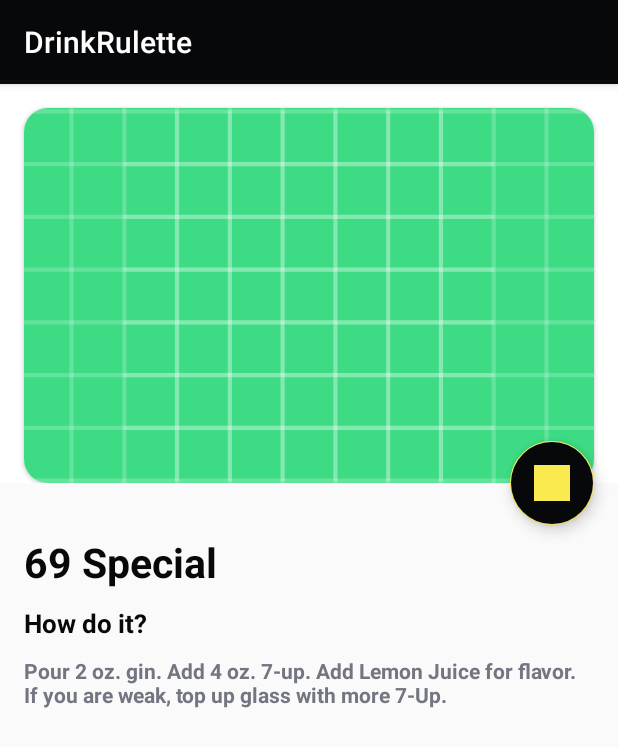
After one commit to EvaGonf12/AndroidAvanzado, an Android app: the fragment DetailFragment shown on its own in the app's theme, on a phone screen of 412 x 824 dp. The commit adds this screen. Shown: the top 747 px of the screen. Run offline under Robolectric (Android 15) with nearby library versions, the phone set to English and light mode, and no system bars; our stand-ins replace RxJava.

Commit message:
Diseñada la pantalla details

```diff
--- a/app/src/main/java/com/bnb/drinkrulette/repository/db/DrinkRouletteDatabase.kt
+++ b/app/src/main/java/com/bnb/drinkrulette/repository/db/DrinkRouletteDatabase.kt
@@ -4,10 +4,11 @@ import android.content.Context
 import androidx.room.Database
 import androidx.room.Room
 import androidx.room.RoomDatabase
+import com.bnb.drinkrulette.repository.model.DrinkDetails
 import com.bnb.drinkrulette.repository.model.DrinkItem
 import com.bnb.drinkrulette.repository.model.DrinkListResponse
 
-@Database(entities = [DrinkItem::class], version = 1, exportSchema = false)
+@Database(entities = [DrinkItem::class, DrinkDetails::class], version = 1, exportSchema = false)
 abstract class DrinkRouletteRoomDatabase : RoomDatabase() {
 
     abstract fun drinkRouletteDao(): DrinkRouletteDao
--- /dev/null
+++ b/app/src/main/java/com/bnb/drinkrulette/ui/drinkDetails/DetailFragment.kt
@@ -0,0 +1,92 @@
+package com.bnb.drinkrulette.ui.drinkDetails
+
+import android.util.Log
+import android.view.WindowManager
+import androidx.lifecycle.ViewModelProvider
+import com.bnb.drinkrulette.R
+import com.bnb.drinkrulette.base.BaseDrinkRoulette
+import com.bnb.drinkrulette.repository.model.DrinkDetails
+import com.bnb.drinkrulette.repository.network.DrinkRouletteService
+import com.bnb.drinkrulette.utils.CustomViewModelFactory
+import io.reactivex.Completable
+import io.reactivex.CompletableObserver
+import io.reactivex.android.schedulers.AndroidSchedulers
+import io.reactivex.disposables.Disposable
+import retrofit2.Response
+
+class DetailFragment: BaseDrinkRoulette.BaseFragment() {
+
+    companion object {
+        const val TAG = "DetailActivity"
+        const val DRINK_ID = "DRINK_ID"
+        const val FAV_DRINK = "FAV_DRINK"
+        const val SERVER_DRINK = "SERVER_DRINK"
+        const val REQUEST_CODE = 100
+    }
+
+    private var drink: DrinkDetails? = null
+    // Implica que es local
+    private var isLocalDrink = false
+
+    private val viewModel: DetailViewModel by lazy {
+        val factory = CustomViewModelFactory(requireActivity().application)
+        ViewModelProvider(this, factory).get(DetailViewModel::class.java)
+    }
+
+    override fun getXmlLayout(): Int {
+        return R.layout.activity_drink_details
+    }
+
+    override fun initValues() {
+
+    }
+
+    override fun initListeners() {
+        // Botón de añadir a FAV o eliminar de la lista de FAV
+        /*btnApodDetail.setOnClickListener {
+
+            if (localApod) {
+                mViewModel.deleteApod(mApodResponse!!)
+            } else {
+                Completable.fromAction {
+                    mViewModel.insertApod(mApodResponse!!)
+                }.observeOn(AndroidSchedulers.mainThread())
+                        .subscribe(object : CompletableObserver {
+                            override fun onComplete() {
+                                Log.w(TAG, "Insert OK")
+                            }
+
+                            override fun onSubscribe(d: Disposable) {
+                                Log.w(TAG, "Subscribe OK")
+                            }
+
+                            override fun onError(e: Throwable) {
+                                Log.w(TAG, e.printStackTrace().toString())
+                            }
+                        })
+            }
+
+            finish()
+        }*/
+    }
+
+    override fun onResume() {
+        super.onResume()
+        Log.w(TAG, "")
+    }
+
+    fun getDrinkDetails(drinkId: String) {
+        viewModel.getDrinkDetails(drinkId, object : DrinkRouletteService.CallbackResponse<DrinkDetails> {
+            override fun onResponse(response: DrinkDetails) {
+                drink = response
+                //viewModel.showDrink(this@DetailActivity, txtDescription, imageApodDetail, mApodResponse!!)
+            }
+
+            override fun onFailure(t: Throwable, res: Response<*>?) {
+                //txtDescription.text = res.toString()
+            }
+        })
+    }
+
+
+}
--- /dev/null
+++ b/app/src/main/res/layout/activity_drink_details.xml
@@ -0,0 +1,115 @@
+<?xml version="1.0" encoding="utf-8"?>
+<androidx.coordinatorlayout.widget.CoordinatorLayout xmlns:android="http://schemas.android.com/apk/res/android"
+    xmlns:app="http://schemas.android.com/apk/res-auto"
+    xmlns:tools="http://schemas.android.com/tools"
+    android:layout_width="match_parent"
+    android:layout_height="match_parent"
+    android:fitsSystemWindows="true"
+    android:backgroundTint="@color/white"
+    tools:context=".ui.main.MainActivity">
+
+    <com.google.android.material.appbar.AppBarLayout
+        android:id="@+id/appBarLayout"
+        android:layout_width="match_parent"
+        android:layout_height="wrap_content"
+        android:fitsSystemWindows="true"
+        android:backgroundTint="@color/white"
+        android:theme="@style/AppTheme.AppBarOverlay">
+
+        <com.google.android.material.appbar.CollapsingToolbarLayout
+            android:layout_width="match_parent"
+            android:layout_height="match_parent"
+            android:fitsSystemWindows="true"
+            android:backgroundTint="@color/white"
+            app:layout_scrollFlags="scroll|exitUntilCollapsed|snap">
+
+            <androidx.appcompat.widget.Toolbar
+                android:id="@+id/toolbarDetail"
+                android:layout_width="match_parent"
+                android:layout_height="?attr/actionBarSize"
+                app:layout_collapseMode="pin"
+                android:backgroundTint="@color/white"
+                app:popupTheme="@style/AppTheme.PopupOverlay" />
+
+            <androidx.cardview.widget.CardView
+                android:id="@+id/drinkImg"
+                android:layout_width="match_parent"
+                android:layout_height="250dp"
+                android:layout_marginTop="16dp"
+                android:layout_marginLeft="16dp"
+                android:layout_marginRight="16dp"
+                app:cardCornerRadius="16dp">
+
+                <ImageView
+                    android:id="@+id/imageApodDetail"
+                    android:layout_width="match_parent"
+                    android:layout_height="match_parent"
+                    android:contentDescription="@null"
+                    android:elevation="5dp"
+                    android:scaleType="centerCrop"
+                    app:layout_collapseMode="parallax"
+                    android:src="@drawable/ic_launcher_background"
+                    app:layout_scrollFlags="scroll|enterAlways|enterAlwaysCollapsed" />
+            </androidx.cardview.widget.CardView>
+
+        </com.google.android.material.appbar.CollapsingToolbarLayout>
+    </com.google.android.material.appbar.AppBarLayout>
+
+    <com.google.android.material.floatingactionbutton.FloatingActionButton
+        android:id="@+id/btnApodDetail"
+        android:layout_width="wrap_content"
+        android:layout_height="wrap_content"
+        android:layout_margin="16dp"
+        android:contentDescription="null"
+        app:layout_anchor="@id/appBarLayout"
+        app:layout_anchorGravity="bottom|end"
+        app:srcCompat="@drawable/fav"
+        android:backgroundTint="@color/black"/>
+
+    <androidx.constraintlayout.widget.ConstraintLayout
+        android:layout_width="match_parent"
+        android:layout_height="wrap_content"
+        android:layout_marginHorizontal="16dp"
+        android:layout_marginTop="300dp">
+        <TextView
+            android:id="@+id/drinkName"
+            android:layout_width="match_parent"
+            android:layout_height="wrap_content"
+            android:textSize="27sp"
+            android:textColor="@color/black"
+            android:textStyle="bold"
+            android:text="69 Special"
+            app:layout_constraintTop_toTopOf="parent"
+            app:layout_constraintStart_toStartOf="parent"
+            app:layout_constraintEnd_toEndOf="parent"
+            />
+
+        <TextView
+            android:id="@+id/labelDescription"
+            android:layout_width="match_parent"
+            android:layout_height="wrap_content"
+            android:layout_marginTop="10dp"
+            android:textSize="17sp"
+            android:textColor="@color/black"
+            android:textStyle="bold"
+            android:text="How do it?"
+            app:layout_constraintTop_toBottomOf="@id/drinkName"
+            app:layout_constraintStart_toStartOf="parent"
+            app:layout_constraintEnd_toEndOf="parent"
+            />
+        <TextView
+            android:id="@+id/description"
+            android:layout_width="match_parent"
+            android:layout_height="wrap_content"
+            android:layout_marginTop="10dp"
+            android:textSize="14sp"
+            android:textColor="@color/gray"
+            android:textStyle="bold"
+            app:layout_constraintTop_toBottomOf="@id/labelDescription"
+            app:layout_constraintStart_toStartOf="parent"
+            app:layout_constraintEnd_toEndOf="parent"
+            android:text="Pour 2 oz. gin. Add 4 oz. 7-up. Add Lemon Juice for flavor. If you are weak, top up glass with more 7-Up."
+            />
+    </androidx.constraintlayout.widget.ConstraintLayout>
+
+</androidx.coordinatorlayout.widget.CoordinatorLayout>
--- a/app/src/main/res/layout/activity_main.xml
+++ b/app/src/main/res/layout/activity_main.xml
@@ -4,8 +4,7 @@
     xmlns:tools="http://schemas.android.com/tools"
     android:layout_width="match_parent"
     android:layout_height="match_parent"
-    tools:context=".ui.main.MainActivity"
-    >
+    tools:context=".ui.main.MainActivity">
     <FrameLayout
         android:id="@+id/main_container"
         android:layout_width="match_parent"
```
Also changed, not shown: app/src/main/java/com/bnb/drinkrulette/repository/model/DrinkDetailsResponse.kt (added, +81 -0 lines), app/src/main/java/com/bnb/drinkrulette/repository/network/DrinkRuletteApi.kt (+7 -1 lines), app/src/main/java/com/bnb/drinkrulette/ui/drinkDetails/DetailViewModel.kt (added, +52 -0 lines), app/src/main/java/com/bnb/drinkrulette/ui/drinkList/DrinkListFragment.kt (+3 -16 lines), app/src/main/res/drawable-anydpi/floatting_fav.xml (added, +16 -0 lines), app/src/main/res/drawable-anydpi/fav.png (added), app/src/main/res/drawable-hdpi/floatting_fav.png (added), app/src/main/res/drawable-mdpi/floatting_fav.png (added), app/src/main/res/drawable-xhdpi/floatting_fav.png (added), app/src/main/res/drawable-xxhdpi/floatting_fav.png (added), app/src/main/res/drawable-xxxhdpi/floatting_fav.png (added).
